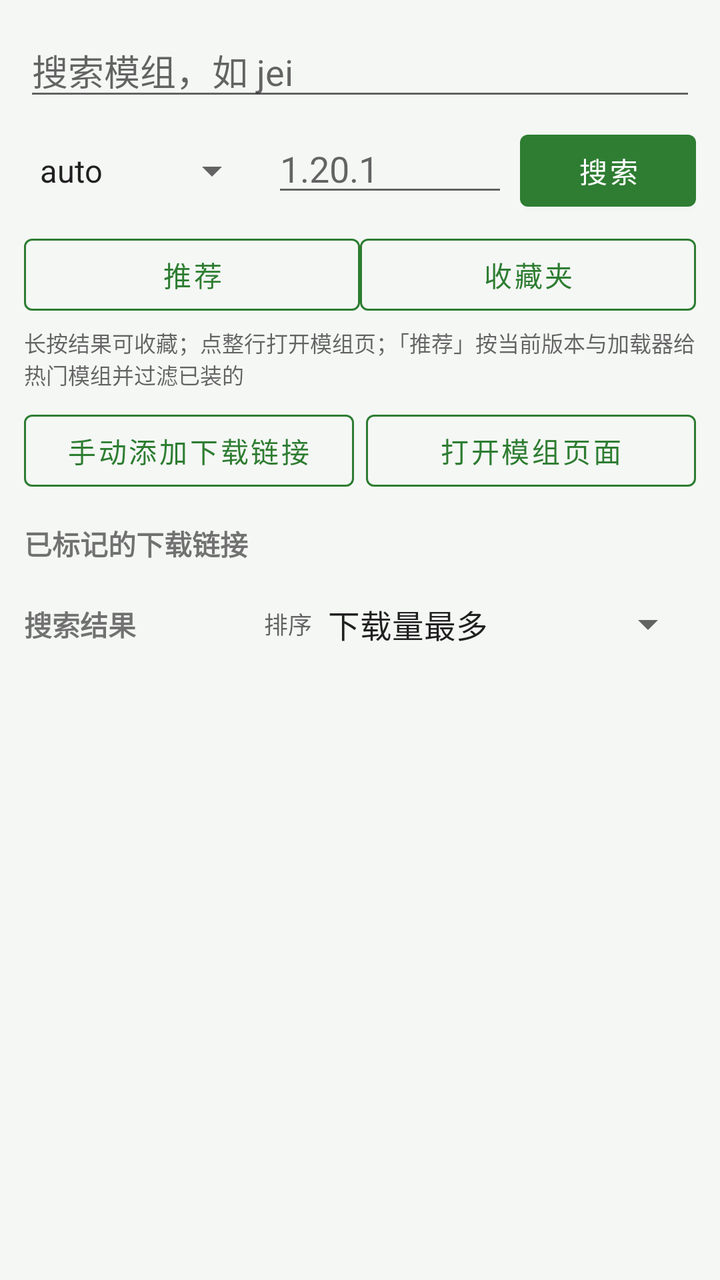
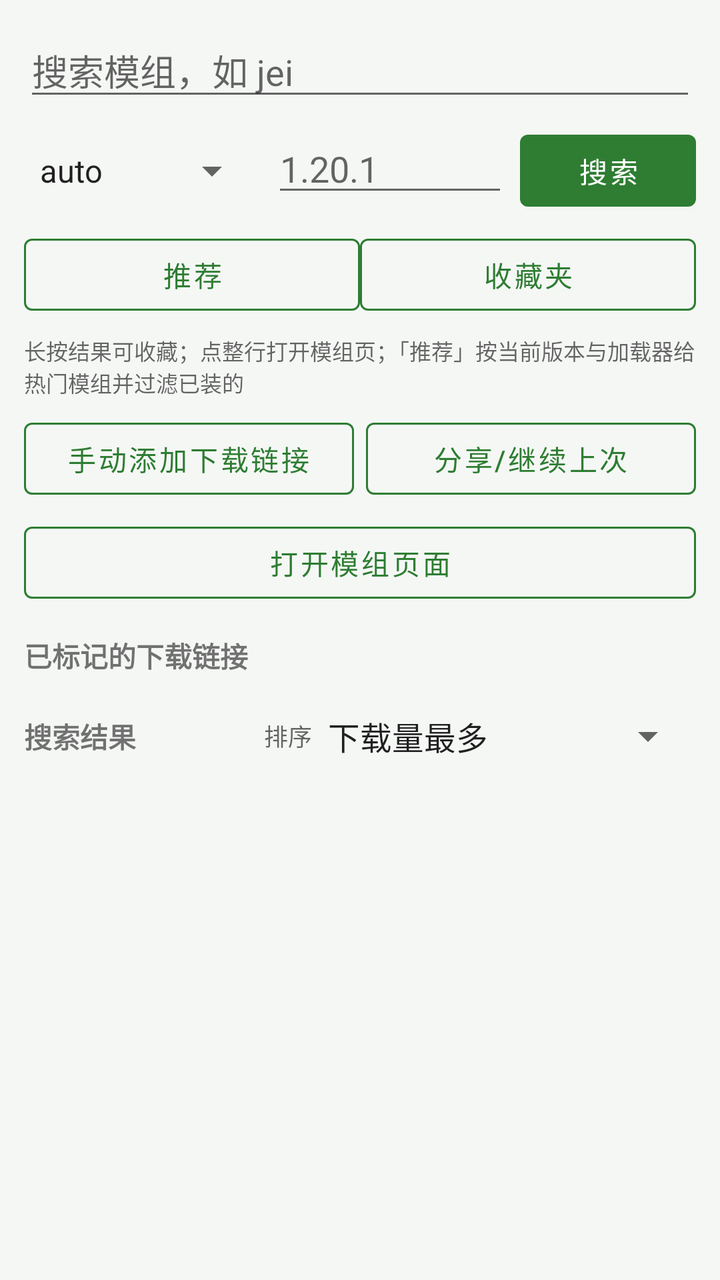

Screens rendered from an Android XML layout before and after an edit, with the pre-edit source and the edit as a unified diff.
<!-- AndroidManifest.xml: application theme Theme.ModMigrator -->
<!-- res/layout/fragment_market.xml -->
<?xml version="1.0" encoding="utf-8"?>
<LinearLayout xmlns:android="http://schemas.android.com/apk/res/android"
    android:layout_width="match_parent"
    android:layout_height="match_parent"
    android:orientation="vertical"
    android:padding="12dp">

    <EditText
        android:id="@+id/etQuery"
        android:layout_width="match_parent"
        android:layout_height="wrap_content"
        android:hint="@string/hint_query"
        android:imeOptions="actionSearch"
        android:inputType="text"
        android:singleLine="true" />

    <LinearLayout
        android:layout_width="match_parent"
        android:layout_height="wrap_content"
        android:layout_marginTop="6dp"
        android:orientation="horizontal">

        <Spinner
            android:id="@+id/spLoader"
            android:layout_width="0dp"
            android:layout_height="wrap_content"
            android:layout_weight="1"
            android:entries="@array/loaders" />

        <EditText
            android:id="@+id/etVersion"
            android:layout_width="0dp"
            android:layout_height="wrap_content"
            android:layout_marginStart="6dp"
            android:layout_weight="1"
            android:hint="1.20.1"
            android:inputType="text"
            android:singleLine="true" />

        <Button
            android:id="@+id/btnSearch"
            android:layout_width="wrap_content"
            android:layout_height="wrap_content"
            android:layout_marginStart="6dp"
            android:text="@string/btn_search" />
    </LinearLayout>

    <LinearLayout
        android:layout_width="match_parent"
        android:layout_height="wrap_content"
        android:layout_marginTop="4dp"
        android:orientation="horizontal">

        <Button
            android:id="@+id/btnRecommend"
            style="@style/AppButtonOutlined"
            android:layout_width="0dp"
            android:layout_height="wrap_content"
            android:layout_weight="1"
            android:text="@string/btn_recommend" />

        <Button
            android:id="@+id/btnFavorites"
            style="@style/AppButtonOutlined"
            android:layout_width="0dp"
            android:layout_height="wrap_content"
            android:layout_weight="1"
            android:text="@string/btn_favorites" />
    </LinearLayout>

    <TextView
        android:layout_width="match_parent"
        android:layout_height="wrap_content"
        android:paddingTop="2dp"
        android:text="@string/market_tips"
        android:textColor="@color/textSecondary"
        android:textSize="11sp" />

    <LinearLayout
        android:layout_width="match_parent"
        android:layout_height="wrap_content"
        android:layout_marginTop="6dp"
        android:orientation="horizontal">

        <Button
            android:id="@+id/btnAddLink"
            style="@style/AppButtonOutlined"
            android:layout_width="0dp"
            android:layout_height="wrap_content"
            android:layout_weight="1"
            android:text="@string/btn_add_link" />

        <Button
            android:id="@+id/btnOpenPage"
            style="@style/AppButtonOutlined"
            android:layout_width="0dp"
            android:layout_height="wrap_content"
            android:layout_marginStart="6dp"
            android:layout_weight="1"
            android:text="@string/btn_open_page" />
    </LinearLayout>

    <TextView
        android:layout_width="wrap_content"
        android:layout_height="wrap_content"
        android:layout_marginTop="12dp"
        android:text="@string/marked_links"
        android:textStyle="bold" />

    <androidx.recyclerview.widget.RecyclerView
        android:id="@+id/rvLinks"
        android:layout_width="match_parent"
        android:layout_height="wrap_content"
        android:layout_marginBottom="8dp"
        android:overScrollMode="never" />

    <LinearLayout
        android:layout_width="match_parent"
        android:layout_height="wrap_content"
        android:layout_marginTop="10dp"
        android:gravity="center_vertical"
        android:orientation="horizontal">

        <TextView
            android:id="@+id/tvListTitle"
            android:layout_width="0dp"
            android:layout_height="wrap_content"
            android:layout_weight="1"
            android:text="@string/search_results"
            android:textStyle="bold" />

        <TextView
            android:layout_width="wrap_content"
            android:layout_height="wrap_content"
            android:text="@string/label_sort"
            android:textColor="@color/textSecondary"
            android:textSize="12sp" />

        <Spinner
            android:id="@+id/spSort"
            android:layout_width="wrap_content"
            android:layout_height="wrap_content"
            android:entries="@array/sort_modes" />
    </LinearLayout>

    <androidx.recyclerview.widget.RecyclerView
        android:id="@+id/rvMods"
        android:layout_width="match_parent"
        android:layout_height="0dp"
        android:layout_weight="1" />
</LinearLayout>
<!-- resources referenced by this layout -->
<resources>
  <string-array name="loaders">
          <item>auto</item>
          <item>fabric</item>
          <item>forge</item>
          <item>neoforge</item>
          <item>quilt</item>
      </string-array>
  <string-array name="sort_modes">
          <item>下载量最多</item>
          <item>最近更新</item>
          <item>名称 A-Z</item>
          <item>相关度（原顺序）</item>
      </string-array>
  <color name="textSecondary">#99000000</color>
  <string name="btn_add_link">手动添加下载链接</string>
  <string name="btn_favorites">收藏夹</string>
  <string name="btn_open_page">打开模组页面</string>
  <string name="btn_recommend">推荐</string>
  <string name="btn_search">搜索</string>
  <string name="hint_query">搜索模组，如 jei</string>
  <string name="label_sort">排序</string>
  <string name="marked_links">已标记的下载链接</string>
  <string name="market_tips">长按结果可收藏；点整行打开模组页；「推荐」按当前版本与加载器给热门模组并过滤已装的</string>
  <string name="search_results">搜索结果</string>
  <style name="AppButtonOutlined" parent="Widget.MaterialComponents.Button.OutlinedButton">
          <item name="strokeColor">?attr/colorPrimary</item>
          <item name="android:textColor">?attr/colorPrimary</item>
          <item name="iconTint">?attr/colorPrimary</item>
          <item name="rippleColor">?attr/colorPrimary</item>
      </style>
  <style name="Theme.ModMigrator" parent="Theme.MaterialComponents.DayNight.NoActionBar">
          <item name="colorPrimary">@color/primary</item>
          <item name="colorPrimaryDark">@color/primaryDark</item>
          <item name="colorAccent">@color/accent</item>
          <item name="android:windowBackground">@color/bg</item>
          <item name="android:statusBarColor">@color/primaryDark</item>
          <item name="preferenceTheme">@style/PreferenceThemeOverlay</item>
      </style>
  <color name="primary">#FF2E7D32</color>
  <color name="primaryDark">#FF1B5E20</color>
  <color name="accent">#FF66BB6A</color>
  <color name="bg">#FFF5F7F5</color>
</resources>

<!-- the commit's change to res/layout/fragment_market.xml (unified diff, before → after) -->
@@ -68,6 +68,20 @@
             android:text="@string/btn_favorites" />
     </LinearLayout>
 
+    <HorizontalScrollView
+        android:id="@+id/hotScroll"
+        android:layout_width="match_parent"
+        android:layout_height="wrap_content"
+        android:layout_marginTop="4dp"
+        android:scrollbars="none">
+
+        <LinearLayout
+            android:id="@+id/hotBox"
+            android:layout_width="wrap_content"
+            android:layout_height="wrap_content"
+            android:orientation="horizontal" />
+    </HorizontalScrollView>
+
     <TextView
         android:layout_width="match_parent"
         android:layout_height="wrap_content"
@@ -91,14 +105,22 @@
             android:text="@string/btn_add_link" />
 
         <Button
-            android:id="@+id/btnOpenPage"
+            android:id="@+id/btnShare"
             style="@style/AppButtonOutlined"
             android:layout_width="0dp"
             android:layout_height="wrap_content"
             android:layout_marginStart="6dp"
             android:layout_weight="1"
-            android:text="@string/btn_open_page" />
+            android:text="@string/btn_share_position" />
     </LinearLayout>
+
+    <Button
+        android:id="@+id/btnOpenPage"
+        style="@style/AppButtonOutlined"
+        android:layout_width="match_parent"
+        android:layout_height="wrap_content"
+        android:layout_marginTop="4dp"
+        android:text="@string/btn_open_page" />
 
     <TextView
         android:layout_width="wrap_content"
<!-- resource entries referenced after the edit -->
@@ -19,6 +19,7 @@
   <string name="btn_open_page">打开模组页面</string>
   <string name="btn_recommend">推荐</string>
   <string name="btn_search">搜索</string>
+  <string name="btn_share_position">分享/继续上次</string>
   <string name="hint_query">搜索模组，如 jei</string>
   <string name="label_sort">排序</string>
   <string name="marked_links">已标记的下载链接</string>
